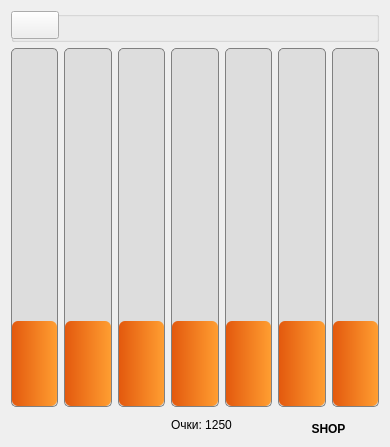
SpaceWind/lineClick, file mainwindow.ui: the form before one commit.
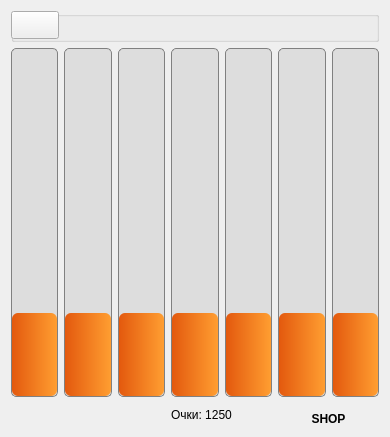
The form after the commit. Icons and pictures are not drawn.

The edit to the form file:
```diff
--- a/mainwindow.ui
+++ b/mainwindow.ui
@@ -7,7 +7,7 @@
     <x>0</x>
     <y>0</y>
     <width>390</width>
-    <height>447</height>
+    <height>437</height>
    </rect>
   </property>
   <property name="sizePolicy">
```
Left out of the diff: 12 changed lines with no effect on the pictures.
